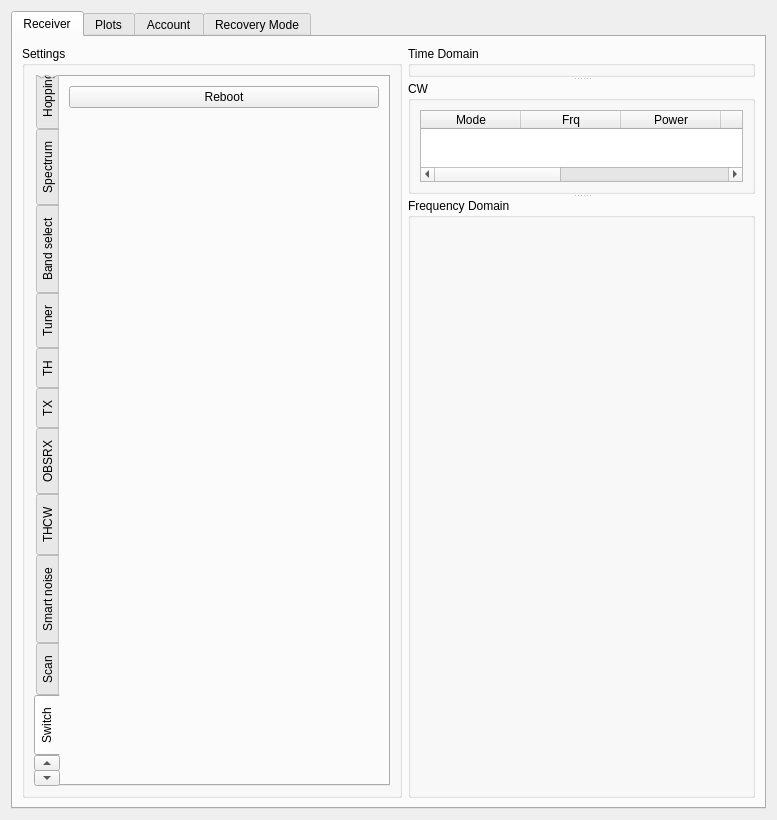
First picture: the form in receiver/receivermain.ui, repository enigmafarsco-lang/iiS, before the edit.
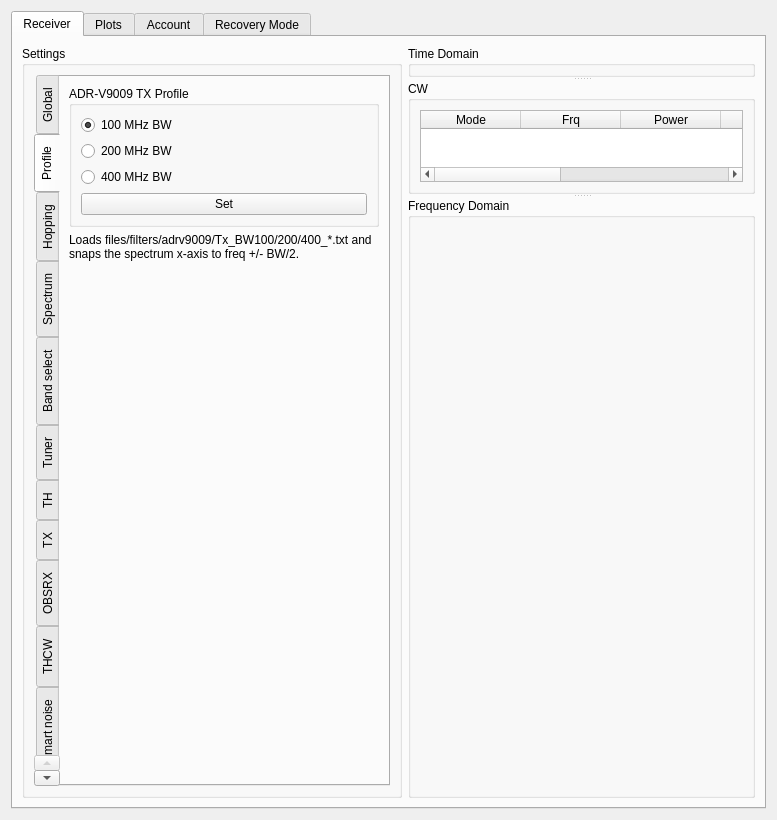
Second picture: the form after the edit. The open tabs and pages were chosen to show the change. Custom widgets are drawn as their Qt base class.

Commit message: Phase 5: Profile tab (100/200/400 MHz + Set) loading ADRV9009 profile txts, spectrum x-axis freq +/- bw/2, spot{N}mhz_{P}.txt selection in exciter (editable BW), files/spot/generate.py generator, ADRV9009 profile txts in project files/

The edit to the form file:
```diff
--- a/receiver/receivermain.ui
+++ b/receiver/receivermain.ui
@@ -170,6 +170,76 @@
               </item>
              </layout>
             </widget>
+            <widget class="QWidget" name="tabProfile">
+             <attribute name="title">
+              <string>Profile</string>
+             </attribute>
+             <layout class="QVBoxLayout" name="verticalLayoutProfile">
+              <item>
+               <widget class="QGroupBox" name="grpProfileBw">
+                <property name="title">
+                 <string>ADR-V9009 TX Profile</string>
+                </property>
+                <layout class="QVBoxLayout" name="verticalLayoutProfileBw">
+                 <item>
+                  <widget class="QRadioButton" name="rdoProfile100">
+                   <property name="text">
+                    <string>100 MHz BW</string>
+                   </property>
+                   <property name="checked">
+                    <bool>true</bool>
+                   </property>
+                  </widget>
+                 </item>
+                 <item>
+                  <widget class="QRadioButton" name="rdoProfile200">
+                   <property name="text">
+                    <string>200 MHz BW</string>
+                   </property>
+                  </widget>
+                 </item>
+                 <item>
+                  <widget class="QRadioButton" name="rdoProfile400">
+                   <property name="text">
+                    <string>400 MHz BW</string>
+                   </property>
+                  </widget>
+                 </item>
+                 <item>
+                  <widget class="QPushButton" name="btnProfileSet">
+                   <property name="text">
+                    <string>Set</string>
+                   </property>
+                  </widget>
+                 </item>
+                </layout>
+               </widget>
+              </item>
+              <item>
+               <widget class="QLabel" name="lblProfileHint">
+                <property name="text">
+                 <string>Loads files/filters/adrv9009/Tx_BW100/200/400_*.txt and snaps the spectrum x-axis to freq +/- BW/2.</string>
+                </property>
+                <property name="wordWrap">
+                 <bool>true</bool>
+                </property>
+               </widget>
+              </item>
+              <item>
+               <spacer name="verticalSpacerProfile">
+                <property name="orientation">
+                 <enum>Qt::Vertical</enum>
+                </property>
+                <property name="sizeHint" stdset="0">
+                 <size>
+                  <width>20</width>
+                  <height>40</height>
+                 </size>
+                </property>
+               </spacer>
+              </item>
+             </layout>
+            </widget>
             <widget class="QWidget" name="tabHopping">
              <property name="font">
               <font>
```
The commit also changes 13 other files.
